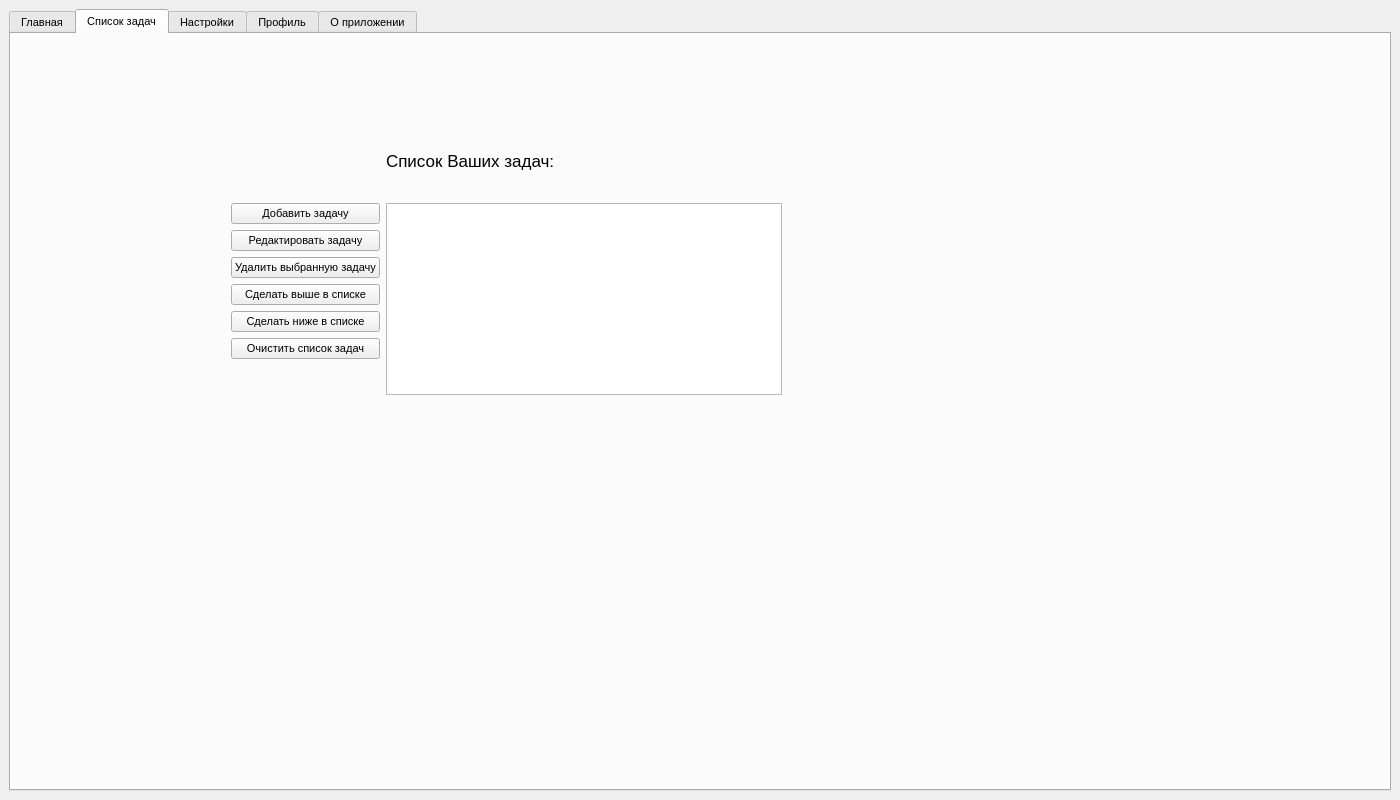
Above: uiBP.ui from YuryNagorny/Be-Productive before the change. Below: the same form after it.
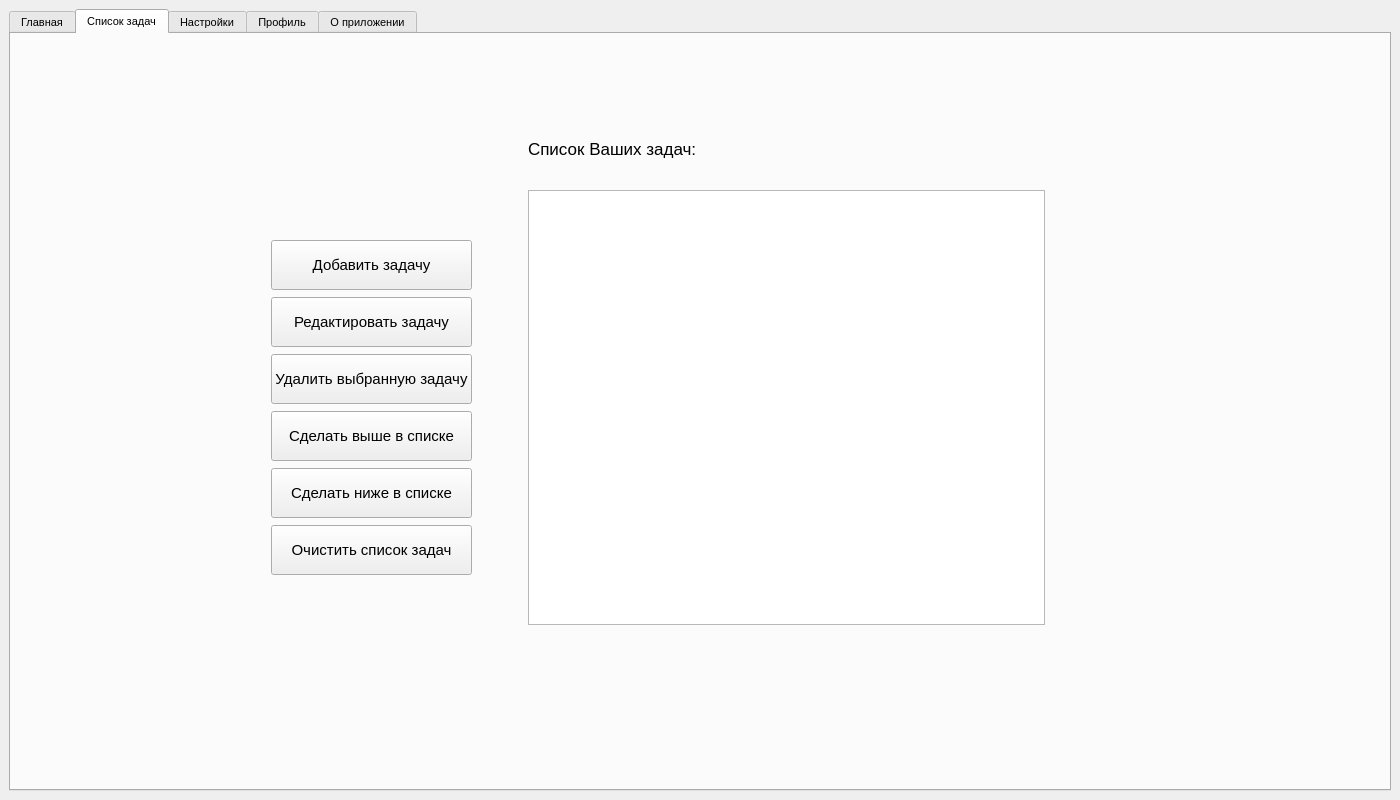
That is the form after the change. The open tabs and pages were chosen to show the change. Icons and pictures are not drawn.

Commit message: конечная версия без добавления задач в базу данных

Patch:
```diff
--- a/uiBP.ui
+++ b/uiBP.ui
@@ -298,13 +298,16 @@
          <widget class="QWidget" name="formLayoutWidget">
           <property name="geometry">
            <rect>
-            <x>220</x>
-            <y>90</y>
-            <width>551</width>
-            <height>271</height>
+            <x>210</x>
+            <y>80</y>
+            <width>824</width>
+            <height>511</height>
            </rect>
           </property>
           <layout class="QFormLayout" name="formLayout">
+           <property name="sizeConstraint">
+            <enum>QLayout::SetDefaultConstraint</enum>
+           </property>
            <item row="0" column="1">
             <widget class="QLabel" name="Text_List2">
              <property name="font">
@@ -318,12 +321,50 @@
             </widget>
            </item>
            <item row="1" column="1">
-            <widget class="QListWidget" name="List_Task"/>
+            <widget class="QListWidget" name="List_Task">
+             <property name="font">
+              <font>
+               <pointsize>11</pointsize>
+              </font>
+             </property>
+            </widget>
            </item>
            <item row="1" column="0">
             <layout class="QVBoxLayout" name="verticalLayout_4">
+             <property name="spacing">
+              <number>7</number>
+             </property>
+             <property name="leftMargin">
+              <number>50</number>
+             </property>
+             <property name="topMargin">
+              <number>50</number>
+             </property>
+             <property name="rightMargin">
+              <number>50</number>
+             </property>
+             <property name="bottomMargin">
+              <number>50</number>
+             </property>
              <item>
               <widget class="QPushButton" name="Add_Task">
+               <property name="sizePolicy">
+                <sizepolicy hsizetype="Preferred" vsizetype="Fixed">
+                 <horstretch>0</horstretch>
+                 <verstretch>0</verstretch>
+                </sizepolicy>
+               </property>
+               <property name="minimumSize">
+                <size>
+                 <width>200</width>
+                 <height>50</height>
+                </size>
+               </property>
+               <property name="font">
+                <font>
+                 <pointsize>11</pointsize>
+                </font>
+               </property>
                <property name="text">
                 <string>Добавить задачу</string>
                </property>
@@ -331,6 +372,17 @@
              </item>
              <item>
               <widget class="QPushButton" name="Edit_Task">
+               <property name="minimumSize">
+                <size>
+                 <width>200</width>
+                 <height>50</height>
+                </size>
+               </property>
+               <property name="font">
+                <font>
+                 <pointsize>11</pointsize>
+                </font>
+               </property>
                <property name="text">
                 <string>Редактировать задачу</string>
                </property>
@@ -338,6 +390,17 @@
              </item>
              <item>
               <widget class="QPushButton" name="Del_Cur_Task">
+               <property name="minimumSize">
+                <size>
+                 <width>200</width>
+                 <height>50</height>
+                </size>
+               </property>
+               <property name="font">
+                <font>
+                 <pointsize>11</pointsize>
+                </font>
+               </property>
                <property name="text">
                 <string>Удалить выбранную задачу</string>
                </property>
@@ -345,6 +408,17 @@
              </item>
              <item>
               <widget class="QPushButton" name="Make_Up">
+               <property name="minimumSize">
+                <size>
+                 <width>200</width>
+                 <height>50</height>
+                </size>
+               </property>
+               <property name="font">
+                <font>
+                 <pointsize>11</pointsize>
+                </font>
+               </property>
                <property name="text">
                 <string>Сделать выше в списке</string>
                </property>
@@ -352,6 +426,17 @@
              </item>
              <item>
               <widget class="QPushButton" name="Make_Down">
+               <property name="minimumSize">
+                <size>
+                 <width>200</width>
+                 <height>50</height>
+                </size>
+               </property>
+               <property name="font">
+                <font>
+                 <pointsize>11</pointsize>
+                </font>
+               </property>
                <property name="text">
                 <string>Сделать ниже в списке</string>
                </property>
@@ -359,6 +444,17 @@
              </item>
              <item>
               <widget class="QPushButton" name="Clear_List">
+               <property name="minimumSize">
+                <size>
+                 <width>200</width>
+                 <height>50</height>
+                </size>
+               </property>
+               <property name="font">
+                <font>
+                 <pointsize>11</pointsize>
+                </font>
+               </property>
                <property name="text">
                 <string>Очистить список задач</string>
                </property>
```
Left out of the diff: 23 changed lines with no effect on the pictures. The commit also changes 2 other files.
